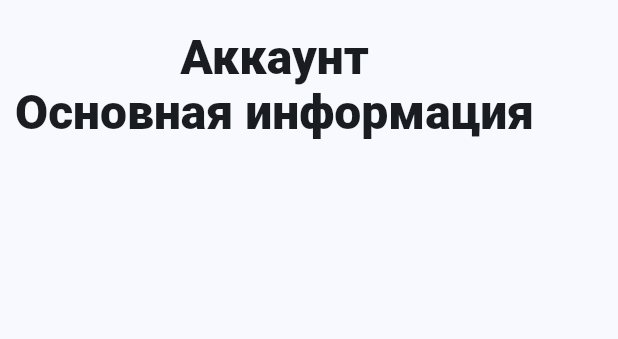
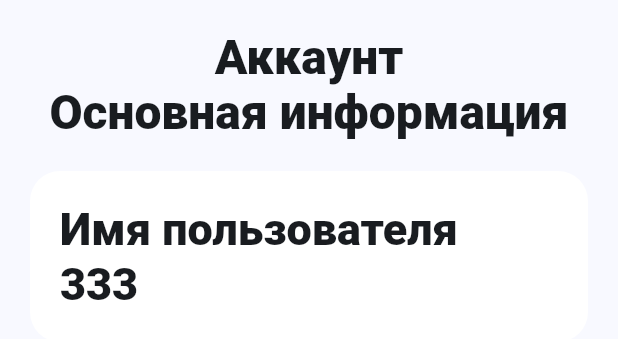
Before and after one commit to IvanKrepk/cab_pwa, a Flutter app: the PageAccount widget shown alone on an empty page, opened directly, on a phone screen of 412 x 824 dp. Shown: the top 339 px of the screen. Run offline on Flutter 3.47's test engine with Material 3 defaults, Android fonts, the phone set to English and light mode, and no system bars; our stand-ins replace flutter_svg, qr_flutter.

Commit message:
страница Аккаун обновлена

```diff
--- a/flutter_cab_pwa/lib/page_account.dart
+++ b/flutter_cab_pwa/lib/page_account.dart
@@ -28,6 +28,38 @@
             style: themeData.textTheme.displayMedium?.apply(
               color: colorScheme.onSurface
             ),
+          ),
+          Container(
+            margin: appContainerMargin,
+            padding: appContainerPadding,
+            decoration: BoxDecoration(
+              borderRadius: appContainerBorderRadius,
+              color: colorScheme.surfaceContainerLowest
+            ),
+            child: Column(
+              children: [
+                Align(
+                  alignment: Alignment.centerLeft,
+                  child: Text(
+                    "Имя пользователя",
+                    textAlign: TextAlign.left,
+                    style: themeData.textTheme.displaySmall?.apply(
+                      color: colorScheme.onSurface
+                    ),
+                  )
+                ),
+                Align(
+                  alignment: Alignment.centerLeft,
+                  child: Text(
+                    "333",
+                    textAlign: TextAlign.left,
+                    style: themeData.textTheme.displaySmall?.apply(
+                      color: colorScheme.onSurface
+                    ),
+                  )
+                )
+              ],
+            ),
           )
         ]
       )
```
